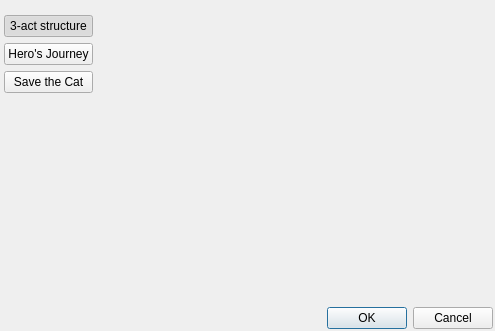
Qt form ui/story_structure_selector_dialog.ui (zkovari/plotlyst) before a commit.
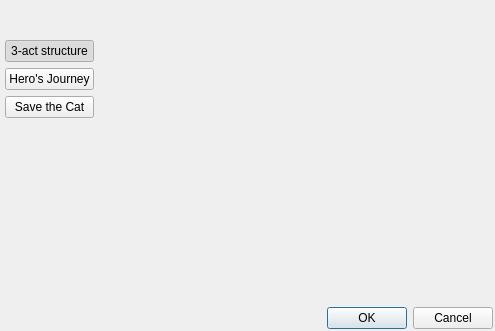
The same form after that commit.

Commit message: Apply margins to story structure selector nav menu

Patch:
```diff
--- a/ui/story_structure_selector_dialog.ui
+++ b/ui/story_structure_selector_dialog.ui
@@ -47,13 +47,13 @@
          <number>6</number>
         </property>
         <property name="leftMargin">
-         <number>4</number>
+         <number>5</number>
         </property>
         <property name="topMargin">
-         <number>15</number>
+         <number>40</number>
         </property>
         <property name="rightMargin">
-         <number>4</number>
+         <number>5</number>
         </property>
         <item>
          <widget class="QPushButton" name="btnThreeAct">
```
